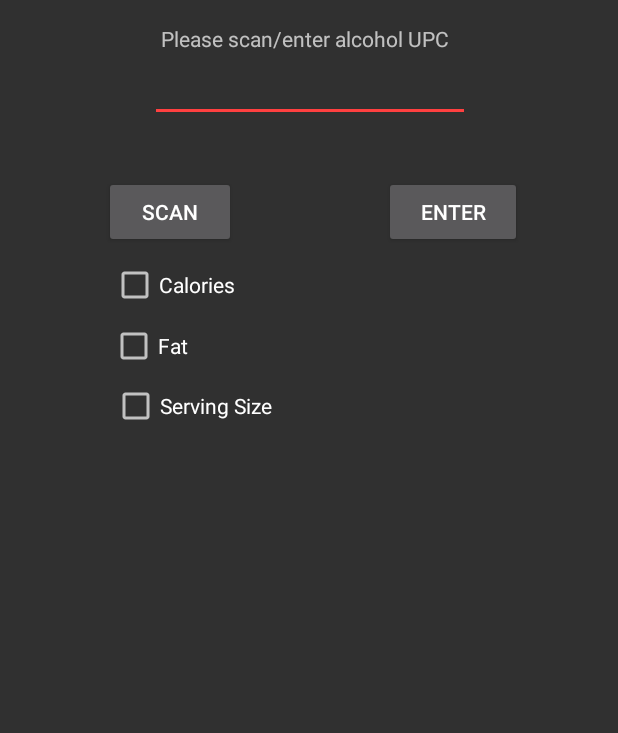
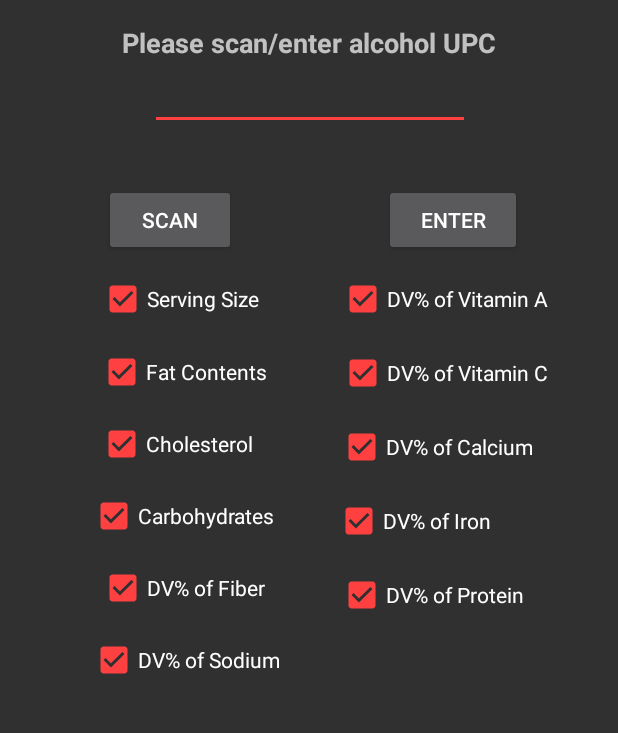
Before and after one commit to rvalincius/ABevID2, an Android app: the screen it shows after launch (MainActivity), on a phone screen of 412 x 824 dp, the part 132-865 px from its top. Run offline under Robolectric (Android 15) with nearby library versions, the phone set to English and light mode, and no system bars.

Commit message:
Completed results filtering via CheckBox values

```diff
--- a/app/src/main/java/com/abevid/abevid/MainActivity.java
+++ b/app/src/main/java/com/abevid/abevid/MainActivity.java
@@ -1,8 +1,6 @@
 package com.abevid.abevid;
 
-import android.app.ProgressDialog;
 import android.content.Intent;
-import android.os.AsyncTask;
 import android.support.v7.app.AppCompatActivity;
 import android.os.Bundle;
 import android.util.Log;
@@ -10,17 +8,15 @@ import android.view.View;
 import android.widget.Button;
 import com.google.zxing.integration.android.IntentIntegrator;
 import com.google.zxing.integration.android.IntentResult;
-
 import android.widget.CheckBox;
 import android.widget.EditText;
 import android.widget.TextView;
 import android.widget.Toast;
 
-import java.util.ArrayList;
-
 public class MainActivity extends AppCompatActivity implements View.OnClickListener {
     private Button scanBtn, enterBtn;
-    private TextView formatTxt, contentTxt, apiResult;
+    public static CheckBox cServings,cVitA,cVitC,cFats,cCholest,cCalcium,cSodium,cIron,cCarbs,cFiber,cProtein;
+    private TextView formatTxt, contentTxt;
     protected static String scanContent;
 
     @Override
@@ -28,15 +24,27 @@ public class MainActivity extends AppCompatActivity implements View.OnClickListe
         super.onCreate(savedInstanceState);
         setContentView(R.layout.activity_main);
 
-        //build scanner button
-        scanBtn = (Button) findViewById(R.id.scan_button);
-        enterBtn = (Button) findViewById(R.id.enter_button);
-        formatTxt = (TextView) findViewById(R.id.scan_format);
-        contentTxt = (TextView) findViewById(R.id.scan_content);
+        //build buttons
+        scanBtn = findViewById(R.id.scan_button);
+        enterBtn = findViewById(R.id.enter_button);
+
+        //build checkboxes
+        formatTxt = findViewById(R.id.scan_format);
+        contentTxt = findViewById(R.id.scan_content);
+        cServings=findViewById(R.id.servings);
+        cVitA=findViewById(R.id.vitA);
+        cFats=findViewById(R.id.fats);
+        cVitC=findViewById(R.id.vitC);
+        cCholest=findViewById(R.id.cholest);
+        cCalcium=findViewById(R.id.calcium);
+        cSodium=findViewById(R.id.sodium);
+        cIron=findViewById(R.id.iron);
+        cCarbs=findViewById(R.id.carbs);
+        cFiber=findViewById(R.id.fiber);
+        cProtein=findViewById(R.id.protein);
 
         scanBtn.setOnClickListener(this);
         enterBtn.setOnClickListener(this);
-
 
     }
 
@@ -49,7 +57,7 @@ public class MainActivity extends AppCompatActivity implements View.OnClickListe
         }
         else {
 
-                EditText scanText = (EditText) findViewById(R.id.upcNumber);
+                EditText scanText = findViewById(R.id.upcNumber);
                 scanContent = scanText.getText().toString();
                 Log.d("MainActivity.onClick ", "Barcode:"+scanContent);
             if(scanContent!= null) {
@@ -72,27 +80,11 @@ public class MainActivity extends AppCompatActivity implements View.OnClickListe
             String scanContent = scanningResult.getContents();
             String scanFormat = scanningResult.getFormatName();
 
-            EditText editText = (EditText) findViewById(R.id.upcNumber);
+            EditText editText = findViewById(R.id.upcNumber);
             editText.setText(scanContent, TextView.BufferType.EDITABLE);
-
+        }
+        else{
+            Toast.makeText(getApplicationContext(), "No value returned by scan", Toast.LENGTH_SHORT).show();
         }
     }
-
-    public void onCheckboxClicked(View view){
-        ArrayList al = new ArrayList();
-        boolean checked = ((CheckBox) view).isChecked();
-        switch (view.getId()){
-            case R.id.calories:
-                if (checked)
-                    al.add("calories");
-                else
-                    break;
-            case R.id.serving:
-                if(checked)
-                    al.add("serving_size");
-                else
-                    break;
-        }
-    }
-
 }
--- a/app/src/main/java/com/abevid/abevid/ResultsActivity.java
+++ b/app/src/main/java/com/abevid/abevid/ResultsActivity.java
@@ -40,47 +40,79 @@ public class ResultsActivity extends AppCompatActivity {
          * Construct the ArrayList data source
          * This section needs to be adjusted and streamlined
          */
+        ArrayList<Items> arrayOfItems = new ArrayList<>();
 
+        // Build default items for list
         Items iBName= new Items("Brand Name",UPCLookup.values.get("brand_name"));
+        arrayOfItems.add(iBName);
         Items iName= new Items("Item Name",UPCLookup.values.get("item_name"));
+        arrayOfItems.add(iName);
         Items iCalories= new Items("Calories",UPCLookup.values.get("nf_calories"));
+        arrayOfItems.add(iCalories);
+
+
+        /*
+        *   Building items from checkboxes
+        */
+
+        //  Build ListView items for user selected values
+        if(MainActivity.cServings.isChecked()){
             Items iServSize= new Items("Serving Size",UPCLookup.values.get("nf_serving_size_qty")+" "+UPCLookup.values.get("nf_serving_size_unit")+" ("+UPCLookup.values.get("nf_serving_weight_grams")+"grams)");
-         Items iFatCal= new Items("Calories from fat",UPCLookup.values.get("nf_calories_from_fat"));
-         Items iTotalFat= new Items("Total fat",UPCLookup.values.get("nf_total_fat"));
-         Items iSatFat= new Items("Saturated fat",UPCLookup.values.get("nf_saturated_fat"));
-         Items iTransFat= new Items("Trans fat",UPCLookup.values.get("nf_trans_fatty_acid"));
-         Items iPolyFat= new Items("Polyunsaturated fat",UPCLookup.values.get("nf_polyunsaturated_fat"));
-         Items iCholest= new Items("Monounsaturated fat",UPCLookup.values.get("nf_monounsaturated_fat"));
-         Items iSodium= new Items("Sodium",UPCLookup.values.get("nf_sodium"));
-         Items iTotCarb= new Items("Total Carbs",UPCLookup.values.get("nf_total_carbohydrate"));
-         Items iFiber= new Items("Dietary Fiber",UPCLookup.values.get("nf_dietary_fiber"));
-         Items iSugar= new Items("Total sugars",UPCLookup.values.get("nf_sugars"));
-         Items iProtein= new Items("Total protein",UPCLookup.values.get("nf_protein"));
-         Items iVitA= new Items("DV% vitamin A",UPCLookup.values.get("nf_vitamin_a_dv"));
-         Items iVitC= new Items("DV% vitamin C",UPCLookup.values.get("nf_vitamin_c_dv"));
-         Items iCalcium= new Items("DV% calcium",UPCLookup.values.get("nf_calcium_dv"));
-         Items iIron= new Items("DV% iron",UPCLookup.values.get("nf_iron_dv"));
-
-         ArrayList<Items> arrayOfItems = new ArrayList<>();
-         arrayOfItems.add(iName);arrayOfItems.add(iBName);
-         arrayOfItems.add(iCalories);
             arrayOfItems.add(iServSize);
+        }
+        if(MainActivity.cFats.isChecked()) {
+            Items iFatCal = new Items("Calories from fat", UPCLookup.values.get("nf_calories_from_fat"));
+            Items iTotalFat = new Items("Total fat", UPCLookup.values.get("nf_total_fat"));
+            Items iSatFat = new Items("Saturated fat", UPCLookup.values.get("nf_saturated_fat"));
+            Items iTransFat = new Items("Trans fat", UPCLookup.values.get("nf_trans_fatty_acid"));
+            Items iPolyFat = new Items("Polyunsaturated fat", UPCLookup.values.get("nf_polyunsaturated_fat"));
+            Items iMonoFat = new Items("Monounsaturated fat", UPCLookup.values.get("nf_monounsaturated_fat"));
             arrayOfItems.add(iFatCal);
             arrayOfItems.add(iTotalFat);
             arrayOfItems.add(iSatFat);
             arrayOfItems.add(iTransFat);
             arrayOfItems.add(iPolyFat);
+            arrayOfItems.add(iMonoFat);
+        }
+        if(MainActivity.cCholest.isChecked()) {
+            Items iCholest = new Items("Cholesterol", UPCLookup.values.get("nf_cholesterol"));
             arrayOfItems.add(iCholest);
+        }
+        if(MainActivity.cSodium.isChecked()) {
+            Items iSodium = new Items("Sodium", UPCLookup.values.get("nf_sodium"));
             arrayOfItems.add(iSodium);
+        }
+        if(MainActivity.cCarbs.isChecked()) {
+            Items iTotCarb = new Items("Total Carbs", UPCLookup.values.get("nf_total_carbohydrate"));
+            Items iSugar = new Items("Total sugars", UPCLookup.values.get("nf_sugars"));
             arrayOfItems.add(iTotCarb);
+            arrayOfItems.add(iSugar);
+        }
+        if(MainActivity.cFiber.isChecked()) {
+            Items iFiber = new Items("Dietary Fiber", UPCLookup.values.get("nf_dietary_fiber"));
             arrayOfItems.add(iFiber);
-         arrayOfItems.add(iSugar);
+        }
+        if(MainActivity.cProtein.isChecked()) {
+            Items iProtein= new Items("Total protein",UPCLookup.values.get("nf_protein"));
             arrayOfItems.add(iProtein);
+        }
+        if(MainActivity.cVitA.isChecked()) {
+            Items iVitA= new Items("DV% vitamin A",UPCLookup.values.get("nf_vitamin_a_dv"));
             arrayOfItems.add(iVitA);
+        }
+        if(MainActivity.cVitC.isChecked()) {
+            Items iVitC= new Items("DV% vitamin C",UPCLookup.values.get("nf_vitamin_c_dv"));
             arrayOfItems.add(iVitC);
+        }
+        if(MainActivity.cCalcium.isChecked()) {
+            Items iCalcium = new Items("DV% calcium", UPCLookup.values.get("nf_calcium_dv"));
             arrayOfItems.add(iCalcium);
+        }
+        if(MainActivity.cIron.isChecked()) {
+            Items iIron= new Items("DV% iron",UPCLookup.values.get("nf_iron_dv"));
             arrayOfItems.add(iIron);
-         arrayOfItems.add(iProtein);
+        }
+
 
          // Create the itemAdapter to convert the array to views
          ItemAdapter itemAdapter = new ItemAdapter(this, arrayOfItems);
--- a/app/src/main/res/layout/activity_main.xml
+++ b/app/src/main/res/layout/activity_main.xml
@@ -9,12 +9,15 @@
 
     <TextView
         android:id="@+id/textView"
-        android:layout_width="198dp"
+        android:layout_width="257dp"
         android:layout_height="0dp"
         android:layout_marginEnd="16dp"
         android:layout_marginStart="16dp"
         android:layout_marginTop="16dp"
         android:text="@string/please_scan_enter_alcohol_upc"
+        android:textAlignment="center"
+        android:textSize="18sp"
+        android:textStyle="bold"
         app:layout_constraintEnd_toEndOf="parent"
         app:layout_constraintStart_toStartOf="parent"
         app:layout_constraintTop_toBottomOf="@+id/imageView2" />
@@ -87,44 +90,153 @@
         android:layout_below="@id/scan_format" />
 
     <CheckBox
-        android:id="@+id/calories"
+        android:id="@+id/servings"
         android:layout_width="wrap_content"
         android:layout_height="33dp"
         android:layout_marginEnd="8dp"
         android:layout_marginStart="8dp"
-        android:layout_marginTop="8dp"
-        android:text="Calories"
+        android:layout_marginTop="12dp"
+        android:checked="true"
+        android:text="@string/servings"
         app:layout_constraintEnd_toEndOf="parent"
-        app:layout_constraintHorizontal_bias="0.21"
+        app:layout_constraintHorizontal_bias="0.2"
         app:layout_constraintStart_toStartOf="parent"
-        app:layout_constraintTop_toBottomOf="@+id/scan_button"
-        />
+        app:layout_constraintTop_toBottomOf="@+id/scan_button" />
 
     <CheckBox
-        android:id="@+id/fat"
+        android:id="@+id/vitA"
+        android:layout_width="wrap_content"
+        android:layout_height="33dp"
+        android:layout_marginEnd="8dp"
+        android:layout_marginStart="8dp"
+        android:layout_marginTop="12dp"
+        android:checked="true"
+        android:text="@string/vitA"
+        app:layout_constraintEnd_toEndOf="parent"
+        app:layout_constraintHorizontal_bias="0.85"
+        app:layout_constraintStart_toStartOf="parent"
+        app:layout_constraintTop_toBottomOf="@+id/enter_button" />
+
+    <CheckBox
+        android:id="@+id/fats"
         android:layout_width="wrap_content"
         android:layout_height="wrap_content"
         android:layout_marginEnd="8dp"
         android:layout_marginStart="8dp"
-        android:layout_marginTop="8dp"
-        android:text="Fat"
+        android:layout_marginTop="16dp"
+        android:checked="true"
+        android:text="@string/fats"
         app:layout_constraintEnd_toEndOf="parent"
-        app:layout_constraintHorizontal_bias="0.189"
+        app:layout_constraintHorizontal_bias="0.203"
         app:layout_constraintStart_toStartOf="parent"
-        app:layout_constraintTop_toBottomOf="@+id/calories"
-        />
+        app:layout_constraintTop_toBottomOf="@+id/servings" />
 
     <CheckBox
-        android:id="@+id/serving"
+        android:id="@+id/vitC"
+        android:layout_width="wrap_content"
+        android:layout_height="33dp"
+        android:layout_marginEnd="8dp"
+        android:layout_marginStart="8dp"
+        android:layout_marginTop="16dp"
+        android:checked="true"
+        android:text="@string/vitC"
+        app:layout_constraintEnd_toEndOf="parent"
+        app:layout_constraintHorizontal_bias="0.85"
+        app:layout_constraintStart_toStartOf="parent"
+        app:layout_constraintTop_toBottomOf="@+id/vitA" />
+
+    <CheckBox
+        android:id="@+id/cholest"
         android:layout_width="wrap_content"
         android:layout_height="wrap_content"
         android:layout_marginEnd="8dp"
         android:layout_marginStart="8dp"
-        android:layout_marginTop="8dp"
-        android:text="Serving Size"
+        android:layout_marginTop="16dp"
+        android:checked="true"
+        android:text="@string/cholest"
         app:layout_constraintEnd_toEndOf="parent"
-        app:layout_constraintHorizontal_bias="0.23"
+        app:layout_constraintHorizontal_bias="0.196"
         app:layout_constraintStart_toStartOf="parent"
-        app:layout_constraintTop_toBottomOf="@+id/fat"
-        />
+        app:layout_constraintTop_toBottomOf="@+id/fats" />
+
+    <CheckBox
+        android:id="@+id/calcium"
+        android:layout_width="wrap_content"
+        android:layout_height="33dp"
+        android:layout_marginEnd="8dp"
+        android:layout_marginStart="8dp"
+        android:layout_marginTop="16dp"
+        android:checked="true"
+        android:text="@string/calcium"
+        app:layout_constraintEnd_toEndOf="parent"
+        app:layout_constraintHorizontal_bias="0.818"
+        app:layout_constraintStart_toStartOf="parent"
+        app:layout_constraintTop_toBottomOf="@+id/vitC" />
+
+    <CheckBox
+        android:id="@+id/sodium"
+        android:layout_width="wrap_content"
+        android:layout_height="wrap_content"
+        android:layout_marginStart="60dp"
+        android:layout_marginTop="16dp"
+        android:checked="true"
+        android:text="@string/sodium"
+        app:layout_constraintStart_toStartOf="parent"
+        app:layout_constraintTop_toBottomOf="@+id/fiber" />
+
+    <CheckBox
+        android:id="@+id/iron"
+        android:layout_width="wrap_content"
+        android:layout_height="33dp"
+        android:layout_marginEnd="8dp"
+        android:layout_marginStart="8dp"
+        android:layout_marginTop="16dp"
+        android:checked="true"
+        android:text="@string/iron"
+        app:layout_constraintEnd_toEndOf="parent"
+        app:layout_constraintHorizontal_bias="0.737"
+        app:layout_constraintStart_toStartOf="parent"
+        app:layout_constraintTop_toBottomOf="@+id/calcium" />
+
+    <CheckBox
+        android:id="@+id/carbs"
+        android:layout_width="wrap_content"
+        android:layout_height="wrap_content"
+        android:layout_marginEnd="8dp"
+        android:layout_marginStart="60dp"
+        android:layout_marginTop="16dp"
+        android:checked="true"
+        android:text="@string/carbs"
+        app:layout_constraintEnd_toEndOf="parent"
+        app:layout_constraintHorizontal_bias="0.0"
+        app:layout_constraintStart_toStartOf="parent"
+        app:layout_constraintTop_toBottomOf="@+id/cholest" />
+
+    <CheckBox
+        android:id="@+id/fiber"
+        android:layout_width="wrap_content"
+        android:layout_height="wrap_content"
+        android:layout_marginEnd="8dp"
+        android:layout_marginStart="8dp"
+        android:layout_marginTop="16dp"
+        android:checked="true"
+        android:text="@string/fiber"
+        app:layout_constraintEnd_toEndOf="parent"
+        app:layout_constraintHorizontal_bias="0.203"
+        app:layout_constraintStart_toStartOf="parent"
+        app:layout_constraintTop_toBottomOf="@+id/carbs" />
+
+    <CheckBox
+        android:id="@+id/protein"
+        android:layout_width="wrap_content"
+        android:layout_height="33dp"
+        android:layout_marginEnd="8dp"
+        android:layout_marginStart="8dp"
+        android:layout_marginTop="16dp"
+        android:checked="true"
+        android:text="@string/protein"
+        app:layout_constraintEnd_toEndOf="parent"
+        app:layout_constraintHorizontal_bias="0.80"
+        app:layout_constraintStart_toStartOf="parent"
+        app:layout_constraintTop_toBottomOf="@+id/iron" />
 </android.support.constraint.ConstraintLayout>
--- a/app/src/main/res/values/strings.xml
+++ b/app/src/main/res/values/strings.xml
@@ -4,4 +4,15 @@
     <string name="abevid_logo">ABevID Logo</string>
     <string name="enter">Enter</string>
     <string name="scan">Scan</string>
+    <string name="servings">Serving Size</string>
+    <string name="fats">Fat Contents</string>
+    <string name="vitA">DV% of Vitamin A</string>
+    <string name="vitC">DV% of Vitamin C</string>
+    <string name="cholest">Cholesterol</string>
+    <string name="calcium">DV% of Calcium</string>
+    <string name="sodium">DV% of Sodium</string>
+    <string name="iron">DV% of Iron</string>
+    <string name="carbs">Carbohydrates</string>
+    <string name="fiber">DV% of Fiber</string>
+    <string name="protein">DV% of Protein</string>
 </resources>
```
Lines whose indentation alone changed are shown as unchanged.
